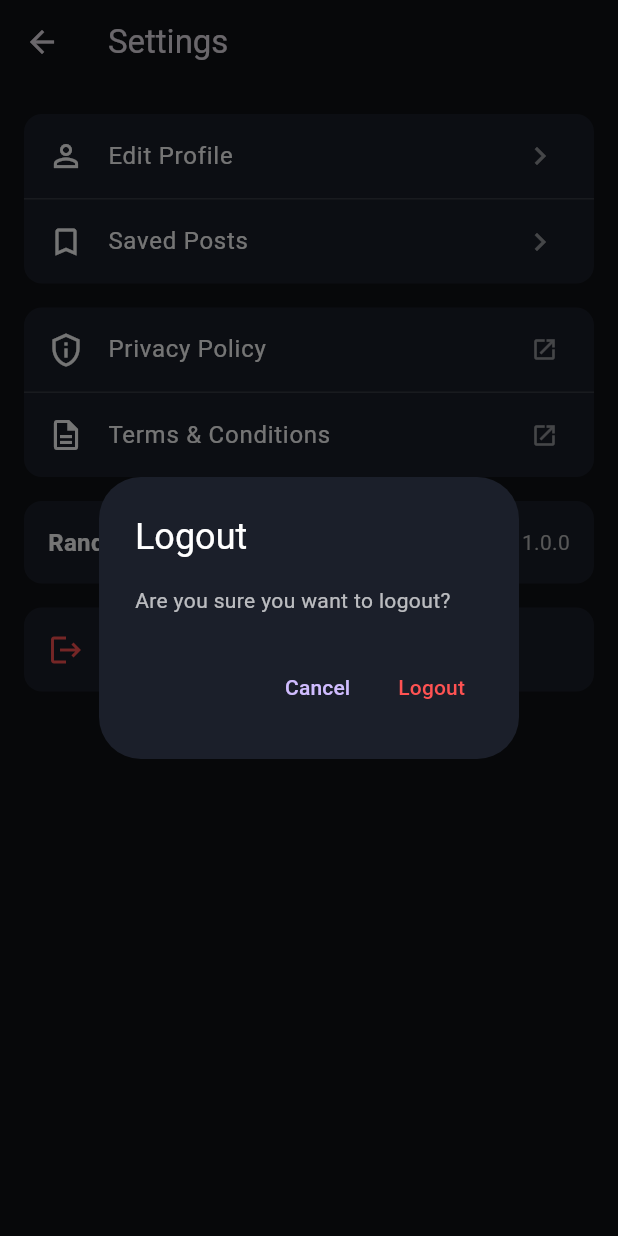
After one commit to randombt/RandomBT, a Flutter app: the SettingsScreen screen opened directly, after a tap on "Logout", on a phone screen of 412 x 824 dp. The commit adds this screen. Run offline on Flutter 3.47's test engine with Material 3 defaults, Android fonts, the phone set to English and light mode, and no system bars; our stand-ins replace cloud_firestore, firebase_auth, firebase_core, google_sign_in, image_picker, share_plus and 1 more; missing offline and left inert: cloudinary_public; accounts and stored records are empty.

Commit message:
Batch 9 completed

```diff
--- a/lib/screens/profile_screen.dart
+++ b/lib/screens/profile_screen.dart
@@ -8,6 +8,7 @@ import 'package:google_sign_in/google_sign_in.dart';
 import 'package:image_picker/image_picker.dart';
 import 'package:shared_preferences/shared_preferences.dart';
 import 'saved_posts_screen.dart';
+import 'settings_screen.dart';
 import '../services/firestore_service.dart';
 import 'login_screen.dart';
 
@@ -47,6 +48,20 @@ class _ProfileScreenState extends State<ProfileScreen> {
         backgroundColor: const Color(0xff0F1115),
         elevation: 0,
         title: const Text("Your Profile"),
+        actions: [
+          IconButton(
+            icon: const Icon(Icons.settings),
+            onPressed: () {
+              Navigator.push(
+                context,
+                MaterialPageRoute(
+                  builder: (_) =>
+                      SettingsScreen(onEditProfile: showEditOptions),
+                ),
+              );
+            },
+          ),
+        ],
       ),
 
       body: SingleChildScrollView(
--- /dev/null
+++ b/lib/screens/settings_screen.dart
@@ -0,0 +1,244 @@
+import 'package:firebase_auth/firebase_auth.dart';
+import 'package:flutter/material.dart';
+import 'package:google_sign_in/google_sign_in.dart';
+import 'package:shared_preferences/shared_preferences.dart';
+import 'package:url_launcher/url_launcher.dart';
+
+import 'login_screen.dart';
+import 'saved_posts_screen.dart';
+
+class SettingsScreen extends StatelessWidget {
+  final VoidCallback? onEditProfile;
+
+  const SettingsScreen({super.key, this.onEditProfile});
+
+  Future<void> _openUrl(BuildContext context, String urlString) async {
+    final Uri url = Uri.parse(urlString);
+    try {
+      final bool launched = await launchUrl(
+        url,
+        mode: LaunchMode.externalApplication,
+      );
+      if (!launched && context.mounted) {
+        ScaffoldMessenger.of(
+          context,
+        ).showSnackBar(const SnackBar(content: Text('Unable to open link.')));
+      }
+    } catch (_) {
+      if (context.mounted) {
+        ScaffoldMessenger.of(
+          context,
+        ).showSnackBar(const SnackBar(content: Text('Unable to open link.')));
+      }
+    }
+  }
+
+  Future<void> _showLogoutDialog(BuildContext context) async {
+    final bool? shouldLogout = await showDialog<bool>(
+      context: context,
+      builder: (context) {
+        return AlertDialog(
+          backgroundColor: const Color(0xff1B1F2A),
+          title: const Text('Logout', style: TextStyle(color: Colors.white)),
+          content: const Text(
+            'Are you sure you want to logout?',
+            style: TextStyle(color: Colors.white70),
+          ),
+          actions: [
+            TextButton(
+              onPressed: () => Navigator.pop(context, false),
+              child: const Text('Cancel'),
+            ),
+            TextButton(
+              onPressed: () => Navigator.pop(context, true),
+              child: const Text(
+                'Logout',
+                style: TextStyle(color: Colors.redAccent),
+              ),
+            ),
+          ],
+        );
+      },
+    );
+
+    if (shouldLogout != true || !context.mounted) return;
+
+    try {
+      final prefs = await SharedPreferences.getInstance();
+      await prefs.setBool('isLoggedIn', false);
+      await FirebaseAuth.instance.signOut();
+      await GoogleSignIn().signOut();
+
+      if (!context.mounted) return;
+
+      Navigator.pushAndRemoveUntil(
+        context,
+        MaterialPageRoute(builder: (_) => const LoginScreen()),
+        (route) => false,
+      );
+    } catch (e) {
+      if (!context.mounted) return;
+      ScaffoldMessenger.of(
+        context,
+      ).showSnackBar(SnackBar(content: Text('Logout failed: $e')));
+    }
+  }
+
+  @override
+  Widget build(BuildContext context) {
+    return Scaffold(
+      backgroundColor: const Color(0xff0F1115),
+      appBar: AppBar(
+        backgroundColor: const Color(0xff0F1115),
+        elevation: 0,
+        title: const Text('Settings'),
+      ),
+      body: ListView(
+        padding: const EdgeInsets.symmetric(vertical: 12),
+        children: [
+          Container(
+            margin: const EdgeInsets.symmetric(horizontal: 16, vertical: 8),
+            decoration: BoxDecoration(
+              color: const Color(0xff1B1F2A),
+              borderRadius: BorderRadius.circular(12),
+            ),
+            child: Column(
+              children: [
+                ListTile(
+                  leading: const Icon(
+                    Icons.person_outline,
+                    color: Colors.white,
+                  ),
+                  title: const Text(
+                    'Edit Profile',
+                    style: TextStyle(color: Colors.white),
+                  ),
+                  trailing: const Icon(
+                    Icons.chevron_right,
+                    color: Colors.white54,
+                  ),
+                  onTap: () {
+                    if (onEditProfile != null) {
+                      Navigator.pop(context);
+                      onEditProfile!();
+                    }
+                  },
+                ),
+                const Divider(height: 1, color: Colors.white12),
+                ListTile(
+                  leading: const Icon(
+                    Icons.bookmark_border,
+                    color: Colors.white,
+                  ),
+                  title: const Text(
+                    'Saved Posts',
+                    style: TextStyle(color: Colors.white),
+                  ),
+                  trailing: const Icon(
+                    Icons.chevron_right,
+                    color: Colors.white54,
+                  ),
+                  onTap: () {
+                    Navigator.push(
+                      context,
+                      MaterialPageRoute(
+                        builder: (_) => const SavedPostsScreen(),
+                      ),
+                    );
+                  },
+                ),
+              ],
+            ),
+          ),
+          Container(
+            margin: const EdgeInsets.symmetric(horizontal: 16, vertical: 8),
+            decoration: BoxDecoration(
+              color: const Color(0xff1B1F2A),
+              borderRadius: BorderRadius.circular(12),
+            ),
+            child: Column(
+              children: [
+                ListTile(
+                  leading: const Icon(
+                    Icons.privacy_tip_outlined,
+                    color: Colors.white,
+                  ),
+                  title: const Text(
+                    'Privacy Policy',
+                    style: TextStyle(color: Colors.white),
+                  ),
+                  trailing: const Icon(
+                    Icons.open_in_new,
+                    color: Colors.white54,
+                    size: 18,
+                  ),
+                  onTap: () => _openUrl(context, 'https://example.com/privacy'),
+                ),
+                const Divider(height: 1, color: Colors.white12),
+                ListTile(
+                  leading: const Icon(
+                    Icons.description_outlined,
+                    color: Colors.white,
+                  ),
+                  title: const Text(
+                    'Terms & Conditions',
+                    style: TextStyle(color: Colors.white),
+                  ),
+                  trailing: const Icon(
+                    Icons.open_in_new,
+                    color: Colors.white54,
+                    size: 18,
+                  ),
+                  onTap: () => _openUrl(context, 'https://example.com/terms'),
+                ),
+              ],
+            ),
+          ),
+          Container(
+            margin: const EdgeInsets.symmetric(horizontal: 16, vertical: 8),
+            padding: const EdgeInsets.symmetric(horizontal: 16, vertical: 16),
+            decoration: BoxDecoration(
+              color: const Color(0xff1B1F2A),
+              borderRadius: BorderRadius.circular(12),
+            ),
+            child: Row(
+              mainAxisAlignment: MainAxisAlignment.spaceBetween,
+              children: [
+                const Text(
+                  'RandomBT',
+                  style: TextStyle(
+                    color: Colors.white,
+                    fontWeight: FontWeight.bold,
+                    fontSize: 16,
+                  ),
+                ),
+                Text(
+                  'Version 1.0.0',
+                  style: TextStyle(color: Colors.grey.shade400, fontSize: 14),
+                ),
+              ],
+            ),
+          ),
+          Container(
+            margin: const EdgeInsets.symmetric(horizontal: 16, vertical: 8),
+            decoration: BoxDecoration(
+              color: const Color(0xff1B1F2A),
+              borderRadius: BorderRadius.circular(12),
+            ),
+            child: ListTile(
+              leading: const Icon(Icons.logout, color: Colors.redAccent),
+              title: const Text(
+                'Logout',
+                style: TextStyle(
+                  color: Colors.redAccent,
+                  fontWeight: FontWeight.bold,
+                ),
+              ),
+              onTap: () => _showLogoutDialog(context),
+            ),
+          ),
+        ],
+      ),
+    );
+  }
+}
--- a/pubspec.yaml
+++ b/pubspec.yaml
@@ -44,6 +44,7 @@ dependencies:
   cloudinary_public: ^0.23.1
 
   share_plus: ^13.0.0
+  url_launcher: ^6.3.1
 
   uuid: ^4.5.1
 dev_dependencies:
```
Also changed, not shown: pubspec.lock, 1 other file.
